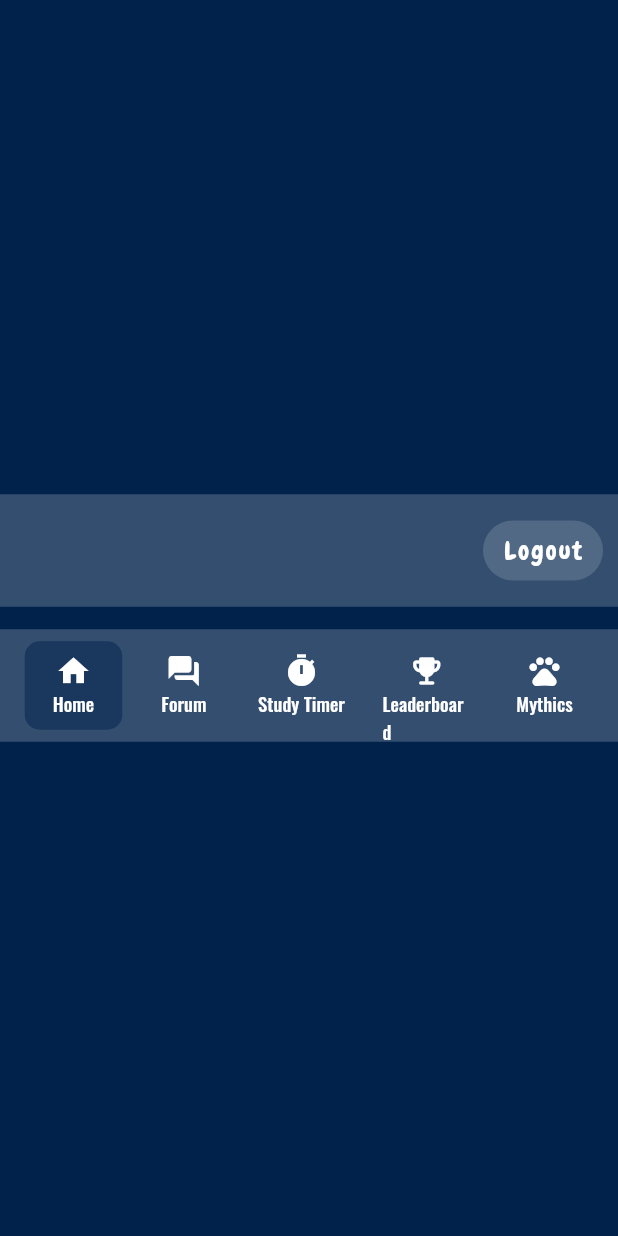
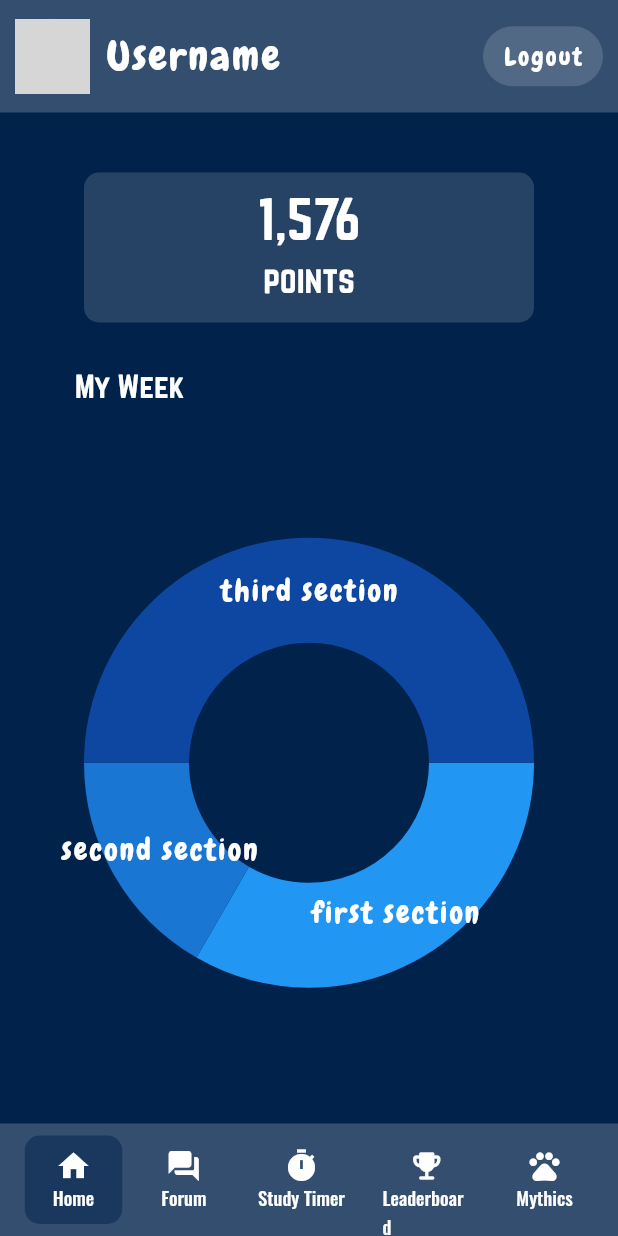
Before and after one commit to ruiqi7/study_wyth_me, a Flutter app: the screen it shows once a user with an empty profile is signed in, on a phone screen of 412 x 824 dp. Run offline on Flutter 3.47's test engine with Material 2 defaults, Android fonts, the phone set to English and light mode, and no system bars; drawn by our look-alikes of fl_chart; our stand-ins replace cloud_firestore, firebase_auth, firebase_core, flutter_spinkit; accounts and stored records are empty; network calls fail; grey boxes are pictures that could not be loaded.

Commit message:
Created Home Page

```diff
--- a/study_wyth_me/lib/pages/home.dart
+++ b/study_wyth_me/lib/pages/home.dart
@@ -1,12 +1,8 @@
-import 'package:firebase_auth/firebase_auth.dart';
-import 'package:firebase_core/firebase_core.dart';
 import 'package:flutter/material.dart';
 import 'package:study_wyth_me/shared/constants.dart';
 import 'package:study_wyth_me/shared/bar_widgets.dart';
 import 'package:study_wyth_me/services/authentication.dart';
-import 'package:cloud_firestore/cloud_firestore.dart';
-
-import '../models/app_user.dart';
+import 'package:fl_chart/fl_chart.dart';
 
 class Home extends StatefulWidget {
   const Home({Key? key}) : super(key: key);
@@ -33,23 +29,42 @@ class _HomeState extends State<Home> {
 
   @override
   Widget build(BuildContext context) {
+
     return Scaffold(
       backgroundColor: darkBlueBackground,
-      body: Center(
-        child: Column(
+      body: Column(
         mainAxisAlignment: MainAxisAlignment.center,
         children: <Widget> [
-            Row(
-              children: <Widget> [
-                Expanded(
+          SafeArea(
             child: Container(
               color: whiteOpacity20,
               height: 75.0,
               child: Row(
-                      mainAxisAlignment: MainAxisAlignment.end,
+                //mainAxisAlignment: MainAxisAlignment.end,
                 children: <Widget> [
-                        Padding(
-                          padding: const EdgeInsets.symmetric(horizontal: 10.0),
+                  const Padding(
+                    padding: EdgeInsets.only(left: 10.0),
+                    child: CircleAvatar(
+                      radius: 25.0,
+                      backgroundImage: NetworkImage('https://t3.ftcdn.net/jpg/03/46/83/96/360_F_346839683_6nAPzbhpSkIpb8pmAwufkC7c5eD7wYws.jpg'),
+                    ),
+                  ),
+                  const Expanded(
+                    child: Padding(
+                      padding: EdgeInsets.symmetric(horizontal: 10.0),
+                      child: Text(
+                        'Username',
+                        style: TextStyle(
+                            fontSize: 27.5,
+                            color: Colors.white,
+                            letterSpacing: 1.5,
+                            fontFamily: 'Chewy'
+                        ),
+                      ),
+                    ),
+                  ),
+                  Container(
+                    padding: const EdgeInsets.only(right: 10.0),
                     child: Container(
                       width: 80,
                       height: 40,
@@ -59,12 +74,7 @@ class _HomeState extends State<Home> {
                         style: TextButton.styleFrom(
                           padding: const EdgeInsets.all(5.0),
                           primary: Colors.white,
-                                textStyle: const TextStyle(
-                                    fontSize: 16.0,
-                                    color: Colors.white,
-                                    letterSpacing: 1.5,
-                                    fontFamily: 'Chewy'
-                                ),
+                          textStyle: chewyTextStyle.copyWith(fontSize: 16.0),
                         ),
                         onPressed: () async {
                           await Authentication().customSignOut();
@@ -76,12 +86,80 @@ class _HomeState extends State<Home> {
               ),
             ),
           ),
+          const SizedBox(height: 40.0),
+          Container(
+            width: 300,
+            height: 100,
+            decoration: smallRadiusRoundedBox,
+            padding: const EdgeInsets.all(10.0),
+            child: Column(
+                children: const <Widget> [
+                  Text(
+                    '1,576',
+                    style: TextStyle(
+                        fontFamily: 'Norwester',
+                        fontSize: 35,
+                        color: Colors.white
+                    ),
+                  ),
+                  SizedBox(height: 5.0),
+                  Text(
+                    'points',
+                    style: TextStyle(
+                        fontFamily: 'Norwester',
+                        fontSize: 22.5,
+                        color: Colors.white
+                    ),
+                  )
                 ]
             ),
-            gapBox,
+          ),
+          const SizedBox(height: 30.0),
+          Container(
+            alignment: Alignment.centerLeft,
+            padding: const EdgeInsets.only(left: 50.0),
+            child: const Text(
+              'My Week',
+              style: TextStyle(
+                  fontFamily: 'Norwester',
+                  fontSize: 19.5,
+                  color: Colors.white
+              ),
+            ),
+          ),
+          Expanded(
+            child: PieChart(
+              PieChartData(
+                sectionsSpace: 0,
+                centerSpaceRadius: 80.0,
+                sections: [
+                  PieChartSectionData(
+                    radius: 70,
+                    color: Colors.blue[500],
+                    value: 2,
+                    title: 'first section',
+                    titleStyle: chewyTextStyle.copyWith(fontSize: 20.0),
+                  ),
+                  PieChartSectionData(
+                    radius: 70,
+                    color: Colors.blue[700],
+                    value: 1,
+                    title: 'second section',
+                    titleStyle: chewyTextStyle.copyWith(fontSize: 20.0),
+                  ),
+                  PieChartSectionData(
+                    radius: 70,
+                    color: Colors.blue[900],
+                    value: 3,
+                    title: 'third section',
+                    titleStyle: chewyTextStyle.copyWith(fontSize: 20.0),
+                  )
+                ],
+              )
+            ),
+          ),
           bottomBar(context, _position)
         ],
-        )
       )
     );
   }
--- a/study_wyth_me/lib/pages/main_menu.dart
+++ b/study_wyth_me/lib/pages/main_menu.dart
@@ -13,12 +13,7 @@ class MainMenu extends StatelessWidget {
   static ButtonStyle buttonStyle = TextButton.styleFrom(
     padding: const EdgeInsets.all(16.0),
     primary: Colors.white,
-    textStyle: const TextStyle(
-        fontSize: 33.0,
-        color: Colors.white,
-        letterSpacing: 1.5,
-        fontFamily: 'Chewy'
-    ),
+    textStyle: chewyTextStyle.copyWith(letterSpacing: 33.0),
   );
 
   @override
--- a/study_wyth_me/lib/pages/reset_password.dart
+++ b/study_wyth_me/lib/pages/reset_password.dart
@@ -2,7 +2,6 @@ import 'package:firebase_auth/firebase_auth.dart';
 import 'package:flutter/material.dart';
 import 'package:study_wyth_me/shared/constants.dart';
 import 'package:study_wyth_me/shared/custom_text_widgets.dart';
-import 'package:study_wyth_me/services/authentication.dart';
 
 class ResetPassword extends StatefulWidget {
   const ResetPassword({Key? key}) : super(key: key);
@@ -13,7 +12,6 @@ class ResetPassword extends StatefulWidget {
 
 class _ResetPasswordState extends State<ResetPassword> {
 
-  final Authentication _authenticate = Authentication();
   final GlobalKey<FormState> _formKey = GlobalKey<FormState>();
 
   // value of the form field
@@ -60,12 +58,7 @@ class _ResetPasswordState extends State<ResetPassword> {
                   style: TextButton.styleFrom(
                     padding: const EdgeInsets.all(5.0),
                     primary: Colors.white,
-                    textStyle: const TextStyle(
-                        fontSize: 27.5,
-                        color: Colors.white,
-                        letterSpacing: 1.5,
-                        fontFamily: 'Chewy'
-                    ),
+                    textStyle: chewyTextStyle.copyWith(fontSize: 27.5),
                   ),
                   child: const Text(
                       'Send Password Reset Email',
--- a/study_wyth_me/lib/pages/sign_in.dart
+++ b/study_wyth_me/lib/pages/sign_in.dart
@@ -72,12 +72,7 @@ class _SignInState extends State<SignIn> {
                   style: TextButton.styleFrom(
                     padding: const EdgeInsets.all(5.0),
                     primary: Colors.white,
-                    textStyle: const TextStyle(
-                        fontSize: 27.5,
-                        color: Colors.white,
-                        letterSpacing: 1.5,
-                        fontFamily: 'Chewy'
-                    ),
+                    textStyle: chewyTextStyle.copyWith(fontSize: 27.5),
                   ),
                   child: const Text('Login'),
                   onPressed: () async {
@@ -105,12 +100,7 @@ class _SignInState extends State<SignIn> {
                       style: TextButton.styleFrom(
                         padding: const EdgeInsets.all(5.0),
                         primary: Colors.white,
-                        textStyle: const TextStyle(
-                            fontSize: 20.0,
-                            color: Colors.white,
-                            letterSpacing: 1.5,
-                            fontFamily: 'Chewy'
-                        ),
+                        textStyle: chewyTextStyle.copyWith(fontSize: 20.0),
                       ),
                       onPressed: () {
                         Navigator.push(
--- a/study_wyth_me/lib/pages/sign_up.dart
+++ b/study_wyth_me/lib/pages/sign_up.dart
@@ -89,12 +89,7 @@ class _SignUpState extends State<SignUp> {
                   style: TextButton.styleFrom(
                     padding: const EdgeInsets.all(5.0),
                     primary: Colors.white,
-                    textStyle: const TextStyle(
-                        fontSize: 27.5,
-                        color: Colors.white,
-                        letterSpacing: 1.5,
-                        fontFamily: 'Chewy'
-                    ),
+                    textStyle: chewyTextStyle.copyWith(fontSize: 27.5),
                   ),
                   child: const Text('Sign Up!'),
                   onPressed: () async {
--- a/study_wyth_me/lib/shared/bar_widgets.dart
+++ b/study_wyth_me/lib/shared/bar_widgets.dart
@@ -1,5 +1,11 @@
 import 'package:flutter/material.dart';
 import 'package:study_wyth_me/shared/constants.dart';
+
+const oswaldTextStyle = TextStyle(
+  fontFamily: 'Oswald',
+  fontSize: 12.5,
+  color: Colors.white
+);
 
 bottomBar(context, position) => Row(
     children: <Widget> [
@@ -28,11 +34,7 @@ bottomBar(context, position) => Row(
                         ),
                         Text(
                           'Home',
-                          style: TextStyle(
-                              fontFamily: 'Oswald',
-                              fontSize: 12.5,
-                              color: Colors.white
-                          ),
+                          style: oswaldTextStyle,
                         )
                       ],
                     ),
@@ -56,11 +58,7 @@ bottomBar(context, position) => Row(
                         ),
                         Text(
                           'Forum',
-                          style: TextStyle(
-                              fontFamily: 'Oswald',
-                              fontSize: 12.5,
-                              color: Colors.white
-                          ),
+                          style: oswaldTextStyle,
                         )
                       ],
                     ),
@@ -84,11 +82,7 @@ bottomBar(context, position) => Row(
                         ),
                         Text(
                           'Study Timer',
-                          style: TextStyle(
-                              fontFamily: 'Oswald',
-                              fontSize: 12.5,
-                              color: Colors.white
-                          ),
+                          style: oswaldTextStyle,
                         )
                       ],
                     ),
@@ -112,11 +106,7 @@ bottomBar(context, position) => Row(
                         ),
                         Text(
                           'Leaderboard',
-                          style: TextStyle(
-                              fontFamily: 'Oswald',
-                              fontSize: 12.5,
-                              color: Colors.white
-                          ),
+                          style: oswaldTextStyle,
                         )
                       ],
                     ),
@@ -140,11 +130,7 @@ bottomBar(context, position) => Row(
                         ),
                         Text(
                           'Mythics',
-                          style: TextStyle(
-                              fontFamily: 'Oswald',
-                              fontSize: 12.5,
-                              color: Colors.white
-                          ),
+                          style: oswaldTextStyle,
                         )
                       ],
                     ),
--- a/study_wyth_me/lib/shared/constants.dart
+++ b/study_wyth_me/lib/shared/constants.dart
@@ -15,6 +15,12 @@ const BoxDecoration smallRadiusRoundedBox = BoxDecoration(
 const BoxDecoration largeRadiusRoundedBox = BoxDecoration(
   borderRadius: BorderRadius.all(Radius.circular(30)),
   color: whiteOpacity15,
+);
+
+const TextStyle chewyTextStyle = TextStyle(
+  fontFamily: 'Chewy',
+  letterSpacing: 1.5,
+  color: Colors.white,
 );
 
 backButton(context) => Container(
--- a/study_wyth_me/pubspec.yaml
+++ b/study_wyth_me/pubspec.yaml
@@ -40,6 +40,7 @@ dependencies:
   cloud_firestore: ^3.1.15
   firebase_storage: ^10.2.16
   provider: ^6.0.2
+  fl_chart: ^0.50.6
 
 dev_dependencies:
   flutter_test:
@@ -83,10 +84,14 @@ flutter:
     - family: Chewy
       fonts:
         - asset: fonts/Chewy-Regular.ttf
+    - family: Norwester
+      fonts:
+        - asset: fonts/Norwester.otf
     - family: Oswald
       fonts:
         - asset: fonts/Oswald-VariableFont_wght.ttf
 
+
   #
   # For details regarding fonts from package dependencies,
   # see https://flutter.dev/custom-fonts/#from-packages
```
Also changed, not shown: study_wyth_me/fonts/Norwester.otf (added). Lines whose indentation alone changed are shown as unchanged.
